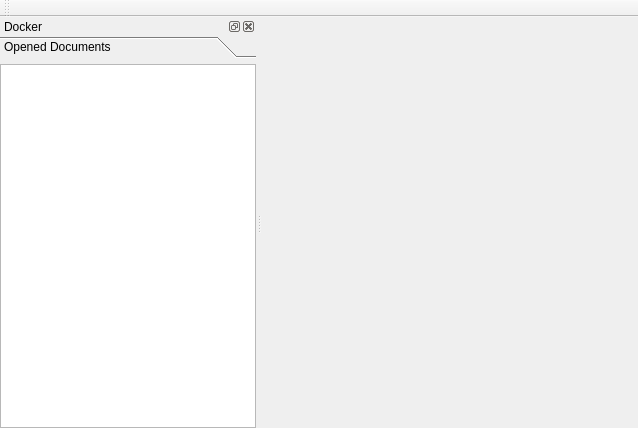
This is modules/editor/UIMain.ui in pasnox/mks-ng as Qt 5 draws it before an edit. The edited form follows.
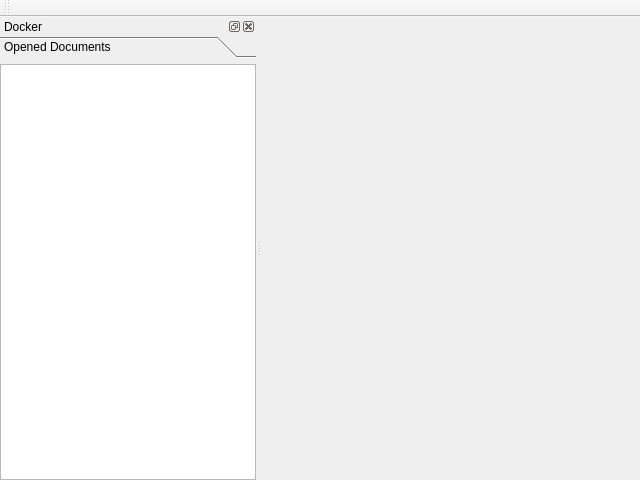
This is the edited form. Icons and pictures are not drawn. Custom widgets are drawn as their Qt base class.

Commit message: Create default file menu and actions

```diff
--- a/modules/editor/UIMain.ui
+++ b/modules/editor/UIMain.ui
@@ -6,8 +6,8 @@
    <rect>
     <x>0</x>
     <y>0</y>
-    <width>638</width>
-    <height>428</height>
+    <width>640</width>
+    <height>480</height>
    </rect>
   </property>
   <property name="windowTitle">
@@ -86,7 +86,7 @@
           <x>0</x>
           <y>0</y>
           <width>256</width>
-          <height>367</height>
+          <height>419</height>
          </rect>
         </property>
         <attribute name="label">
```
Left out of the diff: 9 changed lines with no effect on the pictures. The commit also changes 2 other files.
